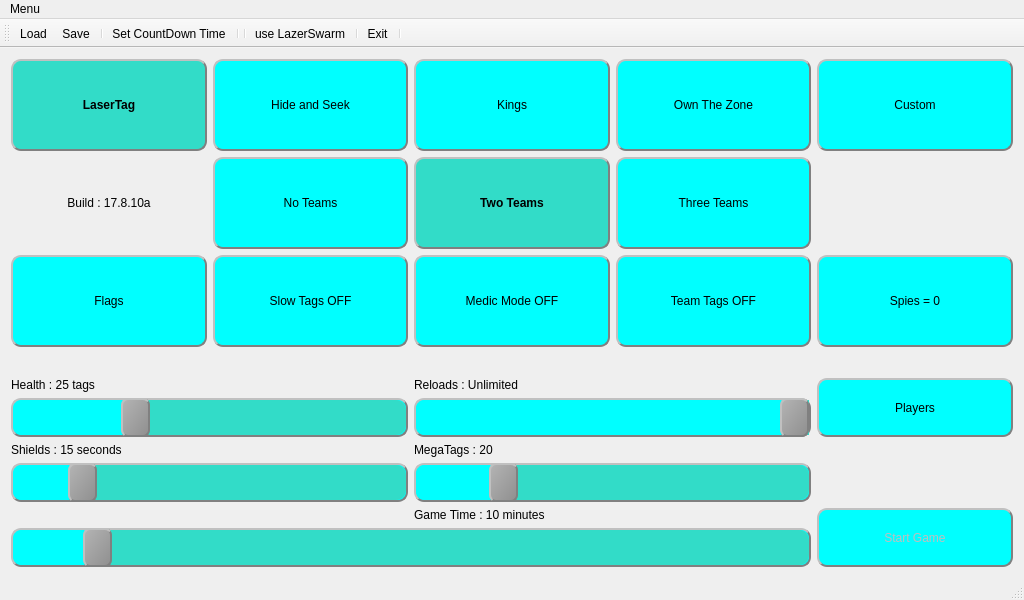
First picture: the form in LttoMainWindow.ui, repository rmick/Combobulator, before the edit.
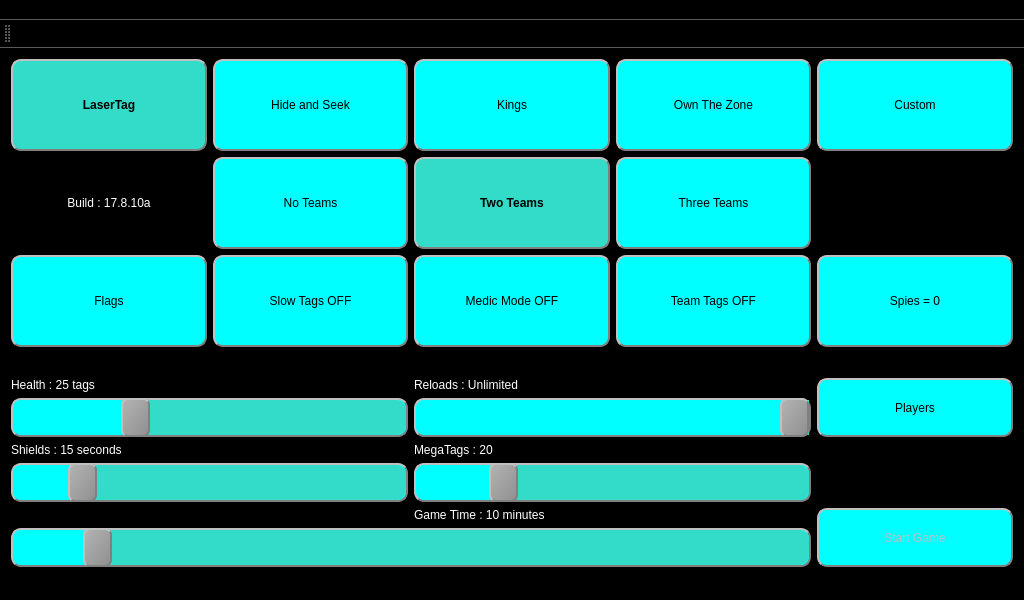
Second picture: the form after the edit.

Patch:
```diff
--- a/LttoMainWindow.ui
+++ b/LttoMainWindow.ui
@@ -14,7 +14,22 @@
    <string>LaserTag Combobulator</string>
   </property>
   <property name="styleSheet">
-   <string notr="true">QPushButton
+   <string notr="true">QWidget
+{
+	background-color: black;
+}
+
+QLabel
+{
+	color: white;
+}
+
+QListWidget
+{
+	color: white;
+}
+
+QPushButton
 {
     background-color: cyan;
     border-style: outset;
```
